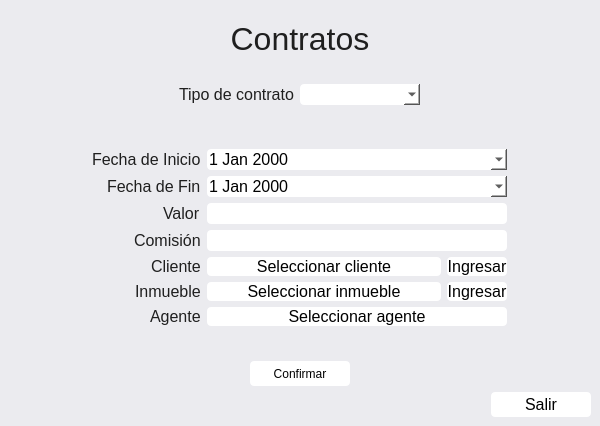
donjosh-ua/agencia_inmobiliaria, file view/contratosView.ui: the form before one commit.
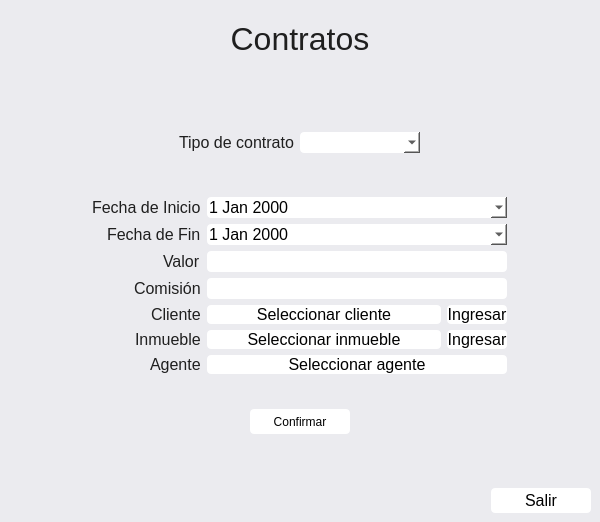
The form after the commit.

Commit message: cambio accidental en vista

Patch:
```diff
--- a/view/contratosView.ui
+++ b/view/contratosView.ui
@@ -7,7 +7,7 @@
     <x>0</x>
     <y>0</y>
     <width>600</width>
-    <height>400</height>
+    <height>522</height>
    </rect>
   </property>
   <property name="windowTitle">
```
Left out of the diff: 2 changed lines with no effect on the pictures. The commit also changes 2 other files.
